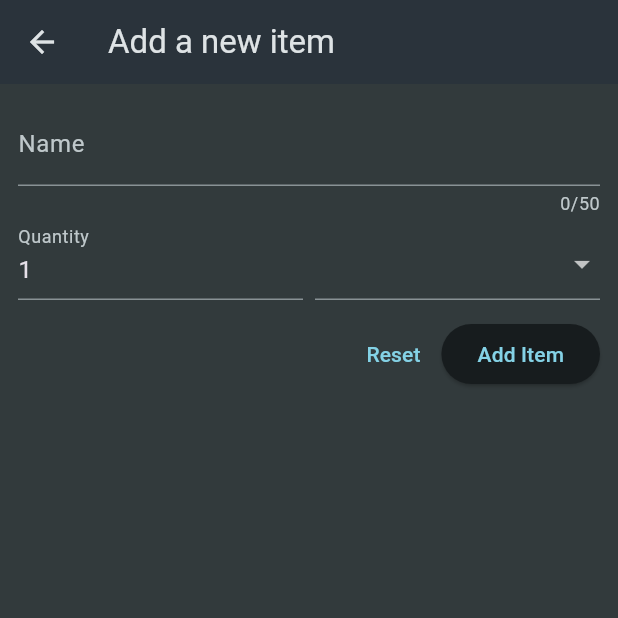
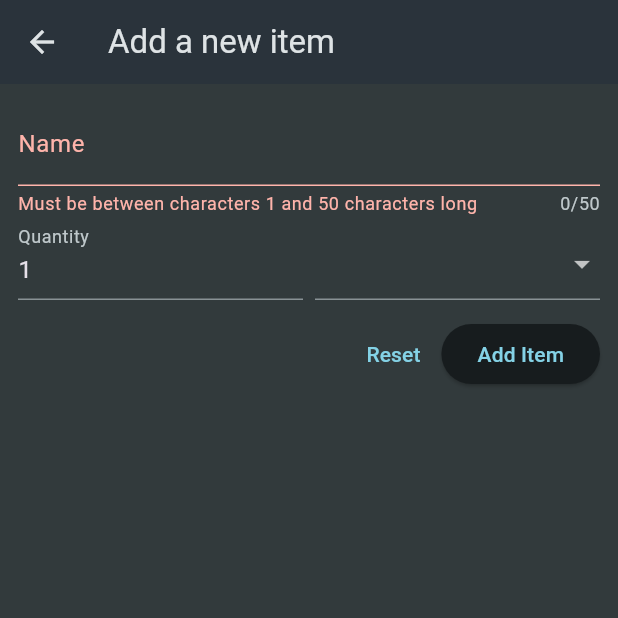
Before and after one commit to lancekian12/Shopping-List-App, a Flutter app: the NewItem screen opened directly, after a tap on "Add Item", on a phone screen of 412 x 824 dp, the top half of it. Run offline on Flutter 3.47's test engine with Material 3 defaults, Android fonts, the phone set to English and light mode, and no system bars.

Commit message:
using keys to execute validator and reset button

```diff
--- a/lib/widgets/new_item.dart
+++ b/lib/widgets/new_item.dart
@@ -10,6 +10,12 @@ class NewItem extends StatefulWidget {
 }
 
 class _NewItemState extends State<NewItem> {
+  final _formkey = GlobalKey<FormState>();
+
+  void _saveItem() {
+    _formkey.currentState!.validate();
+  }
+
   @override
   Widget build(BuildContext context) {
     return Scaffold(
@@ -19,6 +25,7 @@ class _NewItemState extends State<NewItem> {
       body: Padding(
         padding: EdgeInsets.all(12),
         child: Form(
+          key: _formkey,
           child: Column(
             children: [
               TextFormField(
@@ -44,6 +51,7 @@ class _NewItemState extends State<NewItem> {
                       decoration: const InputDecoration(
                         label: Text('Quantity'),
                       ),
+                      keyboardType: TextInputType.number,
                       initialValue: '1 ',
                       validator: (value) {
                         if (value == null ||
@@ -85,9 +93,14 @@ class _NewItemState extends State<NewItem> {
               Row(
                 mainAxisAlignment: MainAxisAlignment.end,
                 children: [
-                  TextButton(onPressed: () {}, child: const Text('Reset')),
+                  TextButton(
+                    onPressed: () {
+                      _formkey.currentState!.reset();
+                    },
+                    child: const Text('Reset'),
+                  ),
                   ElevatedButton(
-                      onPressed: () {}, child: const Text('Add Item'))
+                      onPressed: _saveItem, child: const Text('Add Item'))
                 ],
               )
             ],
```
